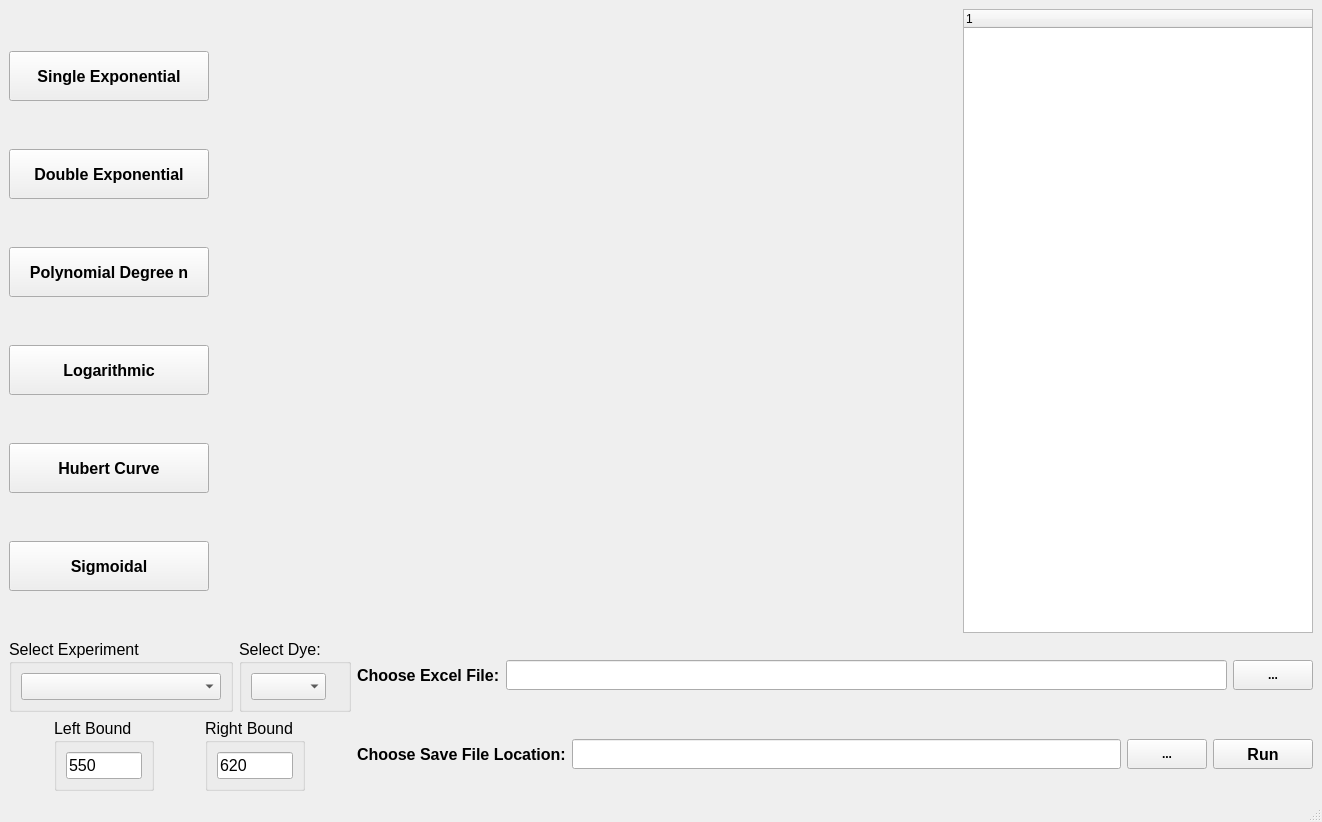
First picture: the form in blf.ui, repository rarnold97/Research, before the edit.
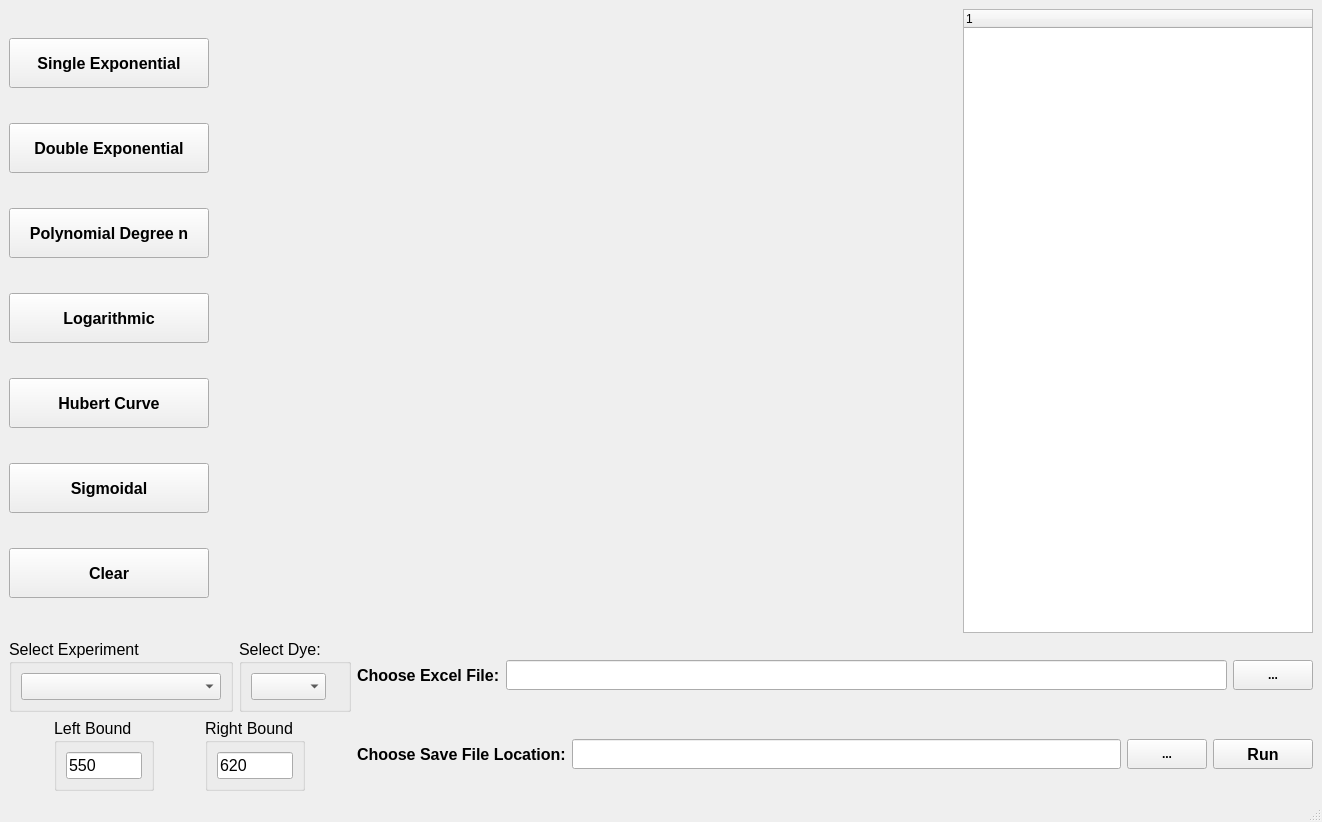
Second picture: the form after the edit.

The edit to the form file:
```diff
--- a/blf.ui
+++ b/blf.ui
@@ -209,6 +209,38 @@
         </property>
        </widget>
       </item>
+      <item>
+       <widget class="QPushButton" name="clearButton">
+        <property name="sizePolicy">
+         <sizepolicy hsizetype="Maximum" vsizetype="Maximum">
+          <horstretch>0</horstretch>
+          <verstretch>0</verstretch>
+         </sizepolicy>
+        </property>
+        <property name="minimumSize">
+         <size>
+          <width>0</width>
+          <height>50</height>
+         </size>
+        </property>
+        <property name="maximumSize">
+         <size>
+          <width>200</width>
+          <height>50</height>
+         </size>
+        </property>
+        <property name="font">
+         <font>
+          <pointsize>12</pointsize>
+          <weight>75</weight>
+          <bold>true</bold>
+         </font>
+        </property>
+        <property name="text">
+         <string>Clear</string>
+        </property>
+       </widget>
+      </item>
      </layout>
     </item>
     <item row="0" column="1">
```
Left out of the diff: 200 changed lines with no effect on the pictures.
